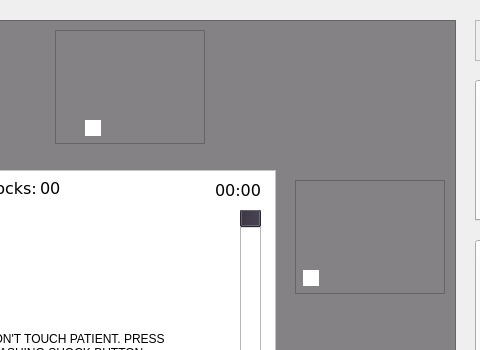
First picture: the form in mainwindow.ui, repository nicwatson/aed-project, before the edit; both pictures show x 245 to 725 and y 0 to 350 of the 1062 by 717 pixel window.
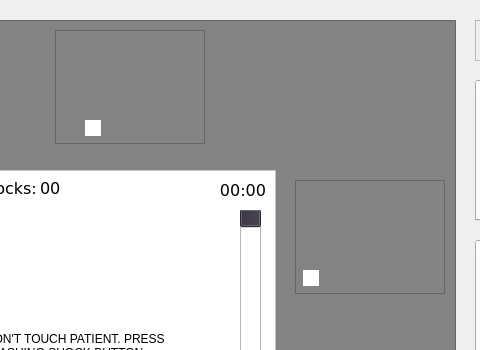
Second picture: the form after the edit. Icons and pictures are not drawn. Custom widgets are drawn as their Qt base class.

Patch:
```diff
--- a/mainwindow.ui
+++ b/mainwindow.ui
@@ -277,6 +277,9 @@
       <property name="text">
        <string>00:00</string>
       </property>
+      <property name="alignment">
+       <set>Qt::AlignRight|Qt::AlignTrailing|Qt::AlignVCenter</set>
+      </property>
      </widget>
      <widget class="QProgressBar" name="compressionDepthBar">
       <property name="geometry">
```
